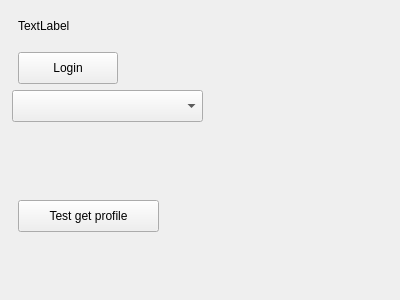
Old version of the form settingwindow.ui in the repository b123400/tootrain-qt.
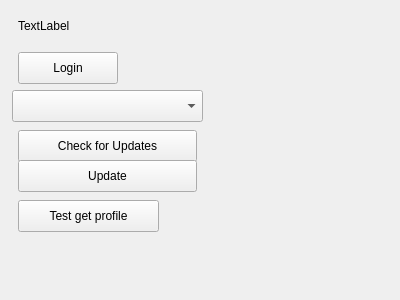
New version of the form.

Commit message: Add button to check and run update

```diff
--- a/settingwindow.ui
+++ b/settingwindow.ui
@@ -62,6 +62,32 @@
     </rect>
    </property>
   </widget>
+  <widget class="QPushButton" name="checkButton">
+   <property name="geometry">
+    <rect>
+     <x>18</x>
+     <y>130</y>
+     <width>179</width>
+     <height>32</height>
+    </rect>
+   </property>
+   <property name="text">
+    <string>Check for Updates</string>
+   </property>
+  </widget>
+  <widget class="QPushButton" name="updateButton">
+   <property name="geometry">
+    <rect>
+     <x>18</x>
+     <y>160</y>
+     <width>179</width>
+     <height>32</height>
+    </rect>
+   </property>
+   <property name="text">
+    <string>Update</string>
+   </property>
+  </widget>
  </widget>
  <resources/>
  <connections/>
```
The commit also changes 2 other files.
